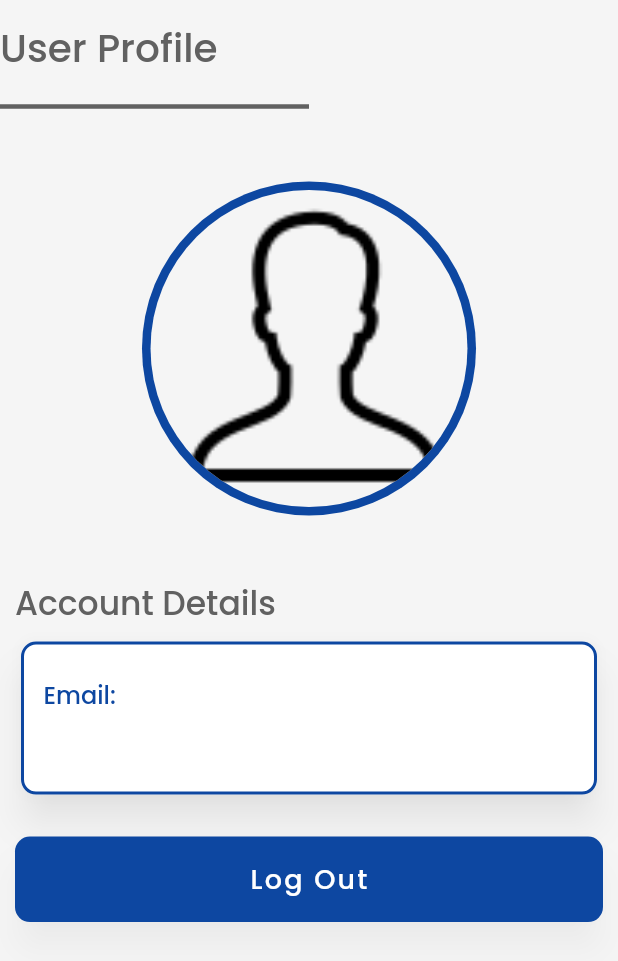
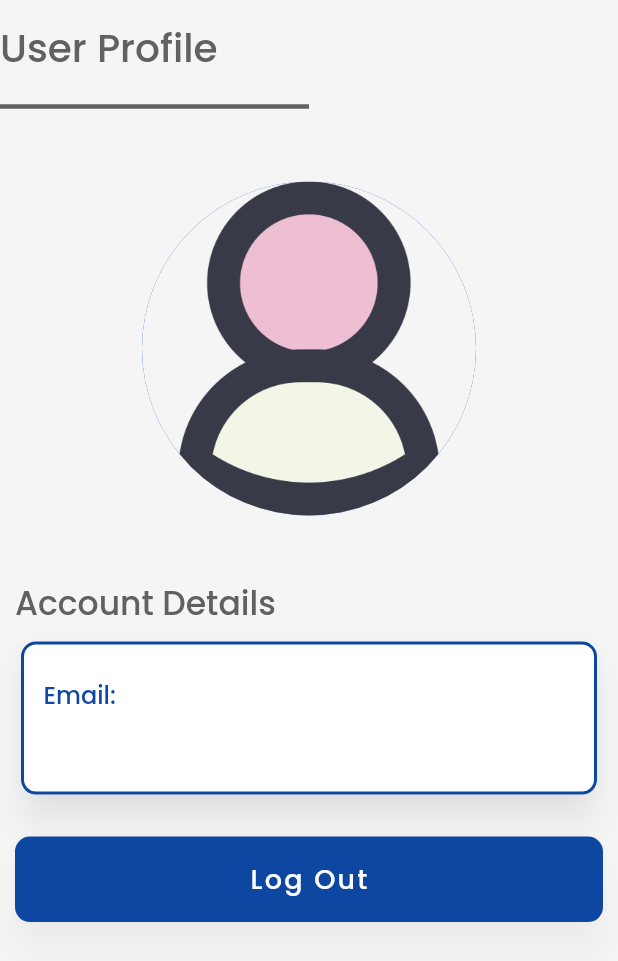
Before and after one commit to Serticode/Notella, a Flutter app: the UserProfile widget shown alone on an empty page, opened directly, on a phone screen of 412 x 824 dp. Shown: the top 961 px of the screen. Run offline on Flutter 3.47's test engine with Material 2 defaults, Android fonts, the light colour scheme and no system bars; our stand-ins replace animated_text_kit, cloud_firestore, firebase_auth, firebase_core, firebase_storage, image_picker and 1 more; accounts and stored records are empty; statements that could not run were skipped.

Commit message:
Bug Fixes and Optimisations

```diff
--- a/lib/screens/userProfile.dart
+++ b/lib/screens/userProfile.dart
@@ -62,10 +62,11 @@ class _UserProfileState extends State<UserProfile> {
                   child: CircleAvatar(
                     backgroundColor: Colors.blue.shade900,
                     radius: MediaQuery.of(context).size.width / 3.7,
-                    child: CircleAvatar(
-                      backgroundColor: Theme.of(context).canvasColor,
-                      radius: MediaQuery.of(context).size.width / 3.9,
-                      backgroundImage: _theUser == null
+                    child: Container(
+                      decoration: BoxDecoration(
+                        color: Theme.of(context).canvasColor,
+                        image: DecorationImage(
+                          image: _theUser == null
                               ? _profilePicture.userImage
                               : _pickedImage != null
                                   ? FileImage(_pickedImage)
@@ -74,6 +75,10 @@ class _UserProfileState extends State<UserProfile> {
                                           profilePictureDownloadURL,
                                         )
                                       : _profilePicture.userImage,
+                          fit: BoxFit.contain,
+                        ),
+                        shape: BoxShape.circle,
+                      ),
                     ),
                   ),
                 ),
```
Also changed, not shown: lib/utils/widgets.dart (+10 -6 lines), images/default_user.png. Lines whose indentation alone changed are shown as unchanged.
